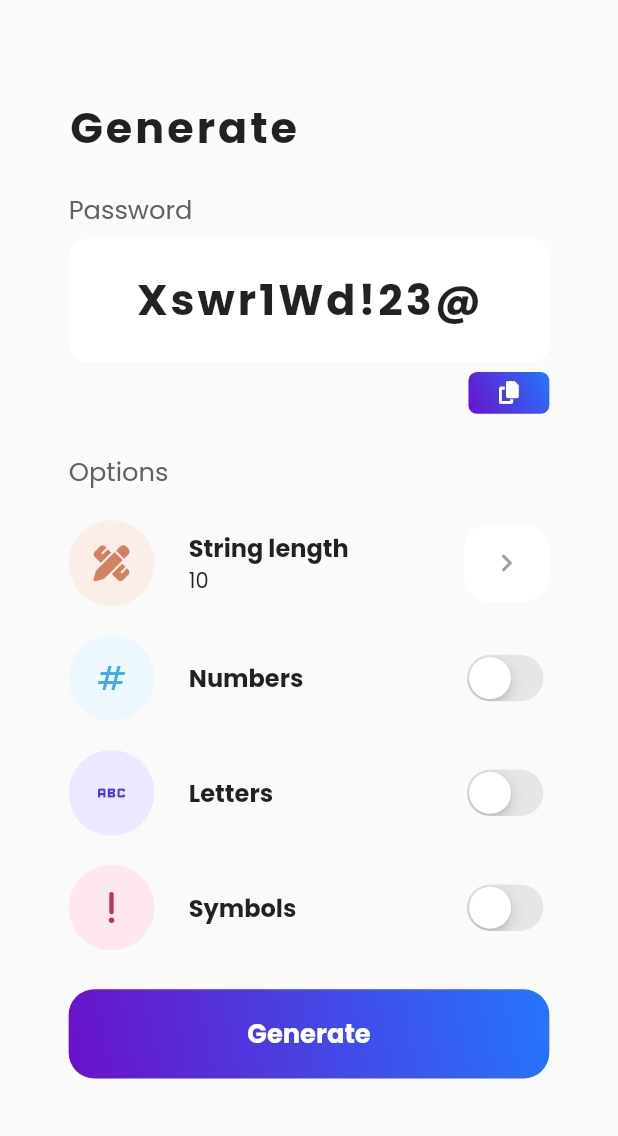
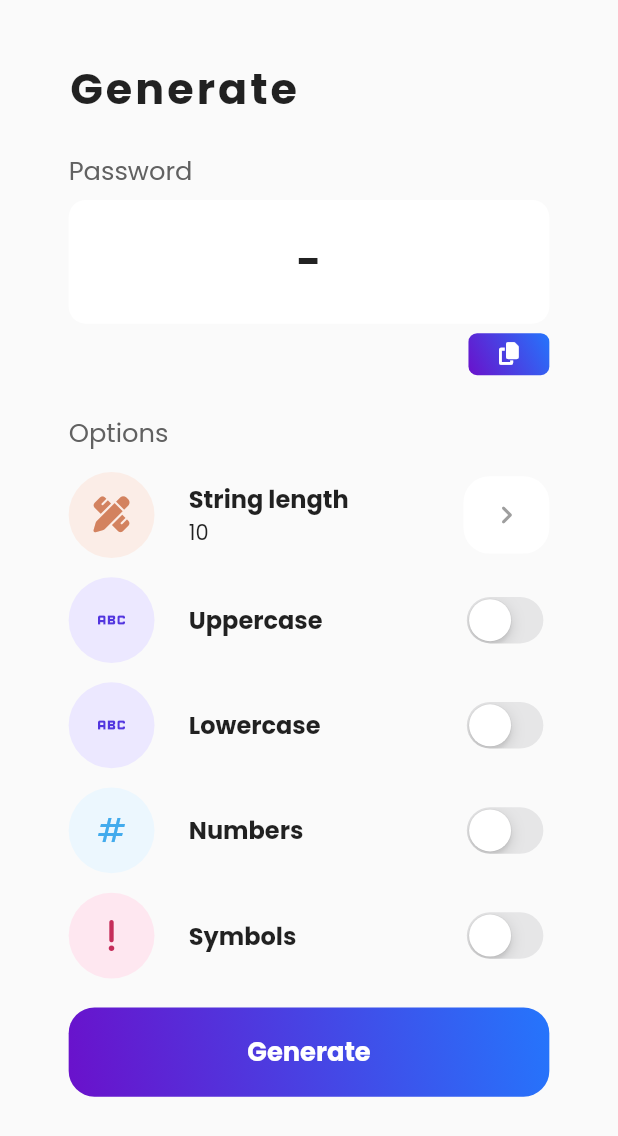
Before and after one commit to junejuly-jb/HashKey-Mobile, a Flutter app: the GenerateScreen widget shown alone on an empty page, opened directly, on a phone screen of 412 x 824 dp. Shown: the top 1136 px of the screen. Run offline on Flutter 3.47's test engine with Material 2 defaults, Android fonts, the phone set to English and light mode, and no system bars; our stand-ins replace connectivity_plus, flutter_screenutil, flutter_svg, font_awesome_flutter, google_fonts, jwt_decoder and 3 more; missing offline and left inert: random_password_generator; accounts and stored records are empty.

Commit message:
added generate password

```diff
--- a/lib/screens/wrapper.dart
+++ b/lib/screens/wrapper.dart
@@ -2,6 +2,7 @@ import 'dart:convert';
 
 import 'package:flutter/material.dart';
 import 'package:flutter_screenutil/flutter_screenutil.dart';
+import 'package:hashkey/provider/app_state_provider.dart';
 import 'package:hashkey/provider/user_provider.dart';
 import 'package:jwt_decoder/jwt_decoder.dart';
 import 'package:loading_animation_widget/loading_animation_widget.dart';
@@ -36,6 +37,7 @@ class _WrapperState extends State<Wrapper> {
       }
       else{
         Provider.of<UserProvider>(context, listen: false).getUserDetails();
+        Provider.of<AppStateProvider>(context, listen: false).initGenerateSetting();
         Navigator.pushReplacementNamed(context, '/home');
       }
     }
--- a/lib/shared/tabview/generate_screen.dart
+++ b/lib/shared/tabview/generate_screen.dart
@@ -6,6 +6,7 @@ import 'package:hashkey/shared/widgets/appbar.dart';
 import 'package:hashkey/shared/widgets/large_buttons.dart';
 import 'package:hashkey/shared/widgets/small_buttons.dart';
 import 'package:provider/provider.dart';
+import 'package:random_password_generator/random_password_generator.dart';
 
 import '../widgets/setting_tile.dart';
 
@@ -21,8 +22,8 @@ class GenerateScreen extends StatelessWidget {
         child: Column(
           crossAxisAlignment: CrossAxisAlignment.start,
           children: [
-            SizedBox(height: 50.h,),
-            CustomHeader(title: 'Generate', withBackButton: false),
+            SizedBox(height: 30.h,),
+            const CustomHeader(title: 'Generate', withBackButton: false),
             SizedBox(height: 15.h,),
             Text('Password', style: TextStyle(fontSize: 15.sp, color: Colors.grey[700]),),
             SizedBox(height: 5.h,),
@@ -38,7 +39,7 @@ class GenerateScreen extends StatelessWidget {
                 crossAxisAlignment: CrossAxisAlignment.center,
                 mainAxisAlignment: MainAxisAlignment.center,
                 children: [
-                  Text('Xswr1Wd!23@', style: TextStyle(fontSize: 25.sp, fontWeight: FontWeight.bold, letterSpacing: 2),),
+                  Text(appState.randomString == '' ? '-' : appState.randomString, style: TextStyle(fontSize: 25.sp, fontWeight: FontWeight.bold, letterSpacing: 2),),
                 ],
               ),
             ),
@@ -51,44 +52,58 @@ class GenerateScreen extends StatelessWidget {
             ),
             SizedBox(height: 20.h,),
             Text('Options', style: TextStyle(fontSize: 15.sp, color: Colors.grey[700]),),
-            SizedBox(height: 15.h,),
-            const SettingsTile(
+            SizedBox(height: 10.h,),
+            SettingsTile(
               settingType: 'length',
-              backgroundColor: Color.fromRGBO(251, 237, 231, 1),
-              foregroundColor: Color.fromRGBO(211, 130, 95, 1),
+              backgroundColor: const Color.fromRGBO(251, 237, 231, 1),
+              foregroundColor: const Color.fromRGBO(211, 130, 95, 1),
               icon: FontAwesomeIcons.penRuler,
-              title: 'String length', subtitle: '10', actionType: 'button',
+              title: 'String length', subtitle: appState.passLength, actionType: 'button',
               stringVal: null, boolVal: null,
+              callback: null,
             ),
-            SizedBox(height: 15.h,),
+            SizedBox(height: 10.h,),
+            SettingsTile(
+              settingType: 'uppercase',
+              backgroundColor: Color.fromRGBO(236, 232, 255, 1),
+              foregroundColor: Color.fromRGBO(82, 53, 223, 1),
+              icon: Icons.abc,
+              title: 'Uppercase', subtitle: null, actionType: 'switch',
+              stringVal: null, boolVal: appState.upperCaseState,
+              callback: (val) => appState.updateGenerateSetting('upperCaseState', 'bool', null, val),
+            ),
+            SizedBox(height: 10.h,),
+            SettingsTile(
+              settingType: 'lowercase',
+              backgroundColor: Color.fromRGBO(236, 232, 255, 1),
+              foregroundColor: Color.fromRGBO(82, 53, 223, 1),
+              icon: Icons.abc,
+              title: 'Lowercase', subtitle: null, actionType: 'switch',
+              stringVal: null, boolVal: appState.lowerCaseState,
+              callback: (val) => appState.updateGenerateSetting('lowerCaseState', 'bool', null, val),
+            ),
+            SizedBox(height: 10.h,),
             SettingsTile(
               settingType: 'numbers',
-              backgroundColor: Color.fromRGBO(236, 247, 254, 1),
-              foregroundColor: Color.fromRGBO(66, 171, 237, 1),
+              backgroundColor: const Color.fromRGBO(236, 247, 254, 1),
+              foregroundColor: const Color.fromRGBO(66, 171, 237, 1),
               icon: Icons.numbers,
               title: 'Numbers', subtitle: null, actionType: 'switch',
               stringVal: null, boolVal: appState.numberState,
+              callback: (val) => appState.updateGenerateSetting('numberState', 'bool', null, val),
             ),
-            SizedBox(height: 15.h,),
-            SettingsTile(
-              settingType: 'letters',
-              backgroundColor: Color.fromRGBO(236, 232, 255, 1),
-              foregroundColor: Color.fromRGBO(82, 53, 223, 1),
-              icon: Icons.abc,
-              title: 'Letters', subtitle: null, actionType: 'switch',
-              stringVal: null, boolVal: appState.letterState,
-            ),
-            SizedBox(height: 15.h,),
+            SizedBox(height: 10.h,),
             SettingsTile(
               settingType: 'symbols',
               backgroundColor: Color.fromRGBO(254, 231, 240, 1),
               foregroundColor: Color.fromRGBO(197, 45, 90, 1),
               icon: FontAwesomeIcons.exclamation,
               title: 'Symbols', subtitle: null, actionType: 'switch',
-              stringVal: null, boolVal: appState.sysmbolState,
+              stringVal: null, boolVal: appState.symbolState,
+              callback: (val) => appState.updateGenerateSetting('symbolState', 'bool', null, val),
             ),
-            SizedBox(height: 20.h,),
-            XtraLargeButton(title: 'Generate', callback: () => print('generate'))
+            SizedBox(height: 15.h,),
+            XtraLargeButton(title: 'Generate', callback: () => appState.generateRandomString())
           ],
         ),
       ),
--- a/lib/shared/tabview/settings_screen.dart
+++ b/lib/shared/tabview/settings_screen.dart
@@ -71,6 +71,7 @@ class SettingsScreen extends StatelessWidget {
               icon: Icons.lock,
               title: 'Pin', subtitle: null, actionType: 'switch',
               stringVal: null, boolVal: user['settings']['pin'],
+              callback: (val) => print(val),
             ),
             SizedBox(height: 15.h,),
             SettingsTile(
@@ -80,6 +81,7 @@ class SettingsScreen extends StatelessWidget {
               icon: Icons.lock_clock,
               title: 'Vault Timeout', subtitle: '15 minutes', actionType: 'button',
               stringVal: user['settings']['timeout'], boolVal: null,
+              callback: null,
             ),
             SizedBox(height: 15.h,),
             SettingsTile(
@@ -89,6 +91,7 @@ class SettingsScreen extends StatelessWidget {
               icon: Icons.directions_run_rounded,
               title: 'Vault Action', subtitle: 'Lock', actionType: 'button',
               stringVal: user['settings']['timeoutAction'], boolVal: null,
+              callback: null,
             ),
             SizedBox(height: 15.h,),
             SettingsTile(
@@ -98,6 +101,7 @@ class SettingsScreen extends StatelessWidget {
               icon: Icons.accessibility_new_rounded,
               title: 'Easy Access', subtitle: null, actionType: 'switch',
               stringVal: null, boolVal: user['settings']['easyaccess'],
+              callback: (val) => print(val),
             ),
             SizedBox(height: 15.h,),
             Center(
--- a/lib/shared/widgets/setting_tile.dart
+++ b/lib/shared/widgets/setting_tile.dart
@@ -13,6 +13,7 @@ class SettingsTile extends StatelessWidget {
   final String? actionType;
   final String? stringVal;
   final bool? boolVal;
+  final Function? callback;
   const SettingsTile({ Key? key,
     required this.settingType,
     required this.backgroundColor,
@@ -22,6 +23,7 @@ class SettingsTile extends StatelessWidget {
     required this.subtitle,
     required this.actionType,
     required this.stringVal,
+    required this.callback,
     required this.boolVal }) : super(key: key);
 
   @override
@@ -70,7 +72,7 @@ class SettingsTile extends StatelessWidget {
               onPressed: (){}, child: Icon(Icons.keyboard_arrow_right_rounded, color: Colors.grey,)
             ),
           ) :
-          CupertinoSwitch(value: boolVal!, onChanged: (val) => setting.updateBoolSetting(settingType, val)),
+          CupertinoSwitch(value: boolVal!, onChanged: (val) => callback!(val)),
         )
       ],
     );
--- a/pubspec.yaml
+++ b/pubspec.yaml
@@ -45,6 +45,7 @@ dependencies:
   jwt_decoder: ^2.0.1
   shared_preferences: ^2.0.15
   skeletons: ^0.0.3
+  random_password_generator: ^0.2.1
 
 dev_dependencies:
   flutter_test:
```
Also changed, not shown: lib/provider/app_state_provider.dart (+109 -5 lines), lib/shared/bottom_appbar.dart (+4 -4 lines), pubspec.lock.
